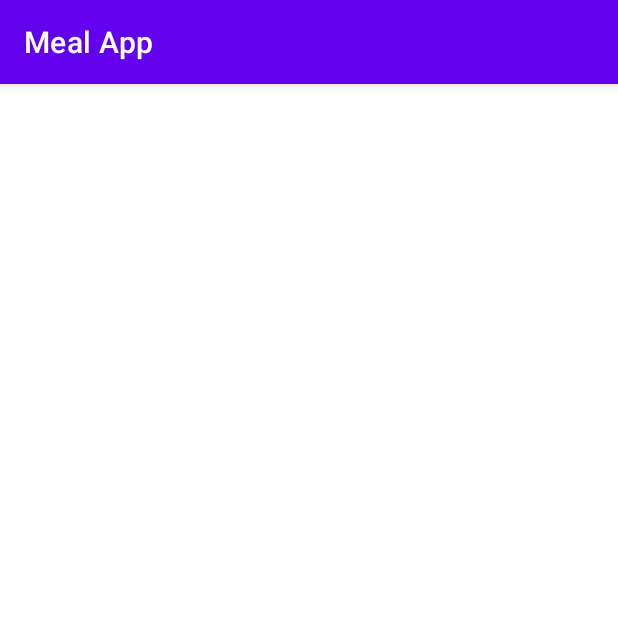
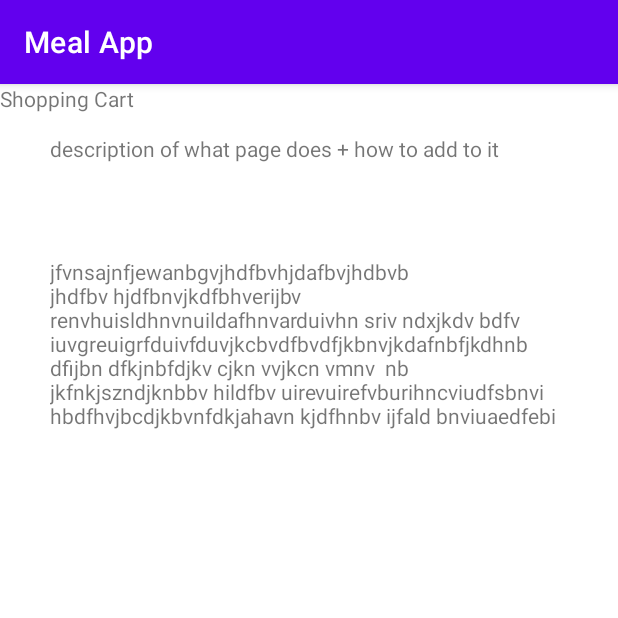
Before and after one commit to Jngrasley/ESOF0152-MealApp, an Android app: the CartScreen screen opened directly, with no data from a screen before it, on a phone screen of 412 x 824 dp, the top half of it. Run offline under Robolectric (Android 15) with nearby library versions, the phone set to English and light mode, and no system bars.

Commit message:
cart page with 3 text boxes 3rd one should scroll

```diff
--- a/app/src/main/java/com/example/mealapp/CartScreen.java
+++ b/app/src/main/java/com/example/mealapp/CartScreen.java
@@ -3,6 +3,8 @@ package com.example.mealapp;
 import androidx.appcompat.app.AppCompatActivity;
 
 import android.os.Bundle;
+import android.text.method.ScrollingMovementMethod;
+import android.widget.TextView;
 
 public class CartScreen extends AppCompatActivity {
 
@@ -10,5 +12,11 @@ public class CartScreen extends AppCompatActivity {
     protected void onCreate(Bundle savedInstanceState) {
         super.onCreate(savedInstanceState);
         setContentView(R.layout.activity_cart_screen);
+
+        TextView cartTextView = findViewById(R.id.firsttextbox3);
+
+        cartTextView.setMovementMethod(new ScrollingMovementMethod());
+        cartTextView.setText("jfvnsajnfjewanbgvjhdfbvhjdafbvjhdbvb jhdfbv hjdfbnvjkdfbhverijbv renvhuisldhnvnuildafhnvarduivhn sriv ndxjkdv bdfv iuvgreuigrfduivfduvjkcbvdfbvdfjkbnvjkdafnbfjkdhnb dfijbn dfkjnbfdjkv cjkn vvjkcn vmnv  nb  jkfnkjszndjknbbv hildfbv uirevuirefvburihncviudfsbnvi hbdfhvjbcdjkbvnfdkjahavn kjdfhnbv ijfald bnviuaedfebi");
+
     }
 }
--- a/app/src/main/res/layout/activity_cart_screen.xml
+++ b/app/src/main/res/layout/activity_cart_screen.xml
@@ -1,9 +1,43 @@
 <?xml version="1.0" encoding="utf-8"?>
-<androidx.constraintlayout.widget.ConstraintLayout xmlns:android="http://schemas.android.com/apk/res/android"
+<RelativeLayout xmlns:android="http://schemas.android.com/apk/res/android"
     xmlns:app="http://schemas.android.com/apk/res-auto"
     xmlns:tools="http://schemas.android.com/tools"
     android:layout_width="match_parent"
     android:layout_height="match_parent"
     tools:context=".CartScreen">
 
-</androidx.constraintlayout.widget.ConstraintLayout>
+    <TextView
+        android:id="@+id/firsttextbox3"
+        android:layout_width="wrap_content"
+        android:layout_height="200dp"
+        android:layout_below="@+id/firsttextbox"
+
+        android:layout_marginStart="33dp"
+        android:layout_marginTop="96dp"
+        android:layout_marginEnd="33dp"
+        android:layout_marginBottom="33dp"
+        android:text="ingredients will go here. it's set up to scroll maybe(?)"
+        android:scrollbars = "vertical"/>
+
+
+    <TextView
+        android:id="@+id/firsttextbox"
+        android:layout_width="wrap_content"
+        android:layout_height="wrap_content"
+
+        android:text="Shopping Cart" />
+
+    <TextView
+        android:id="@+id/firsttextbox2"
+        android:layout_width="wrap_content"
+        android:layout_height="wrap_content"
+        android:layout_below="@+id/firsttextbox"
+
+        android:layout_marginStart="33dp"
+        android:layout_marginTop="14dp"
+        android:layout_marginEnd="33dp"
+        android:layout_marginBottom="33dp"
+        android:text="description of what page does + how to add to it" />
+
+
+</RelativeLayout>
```
